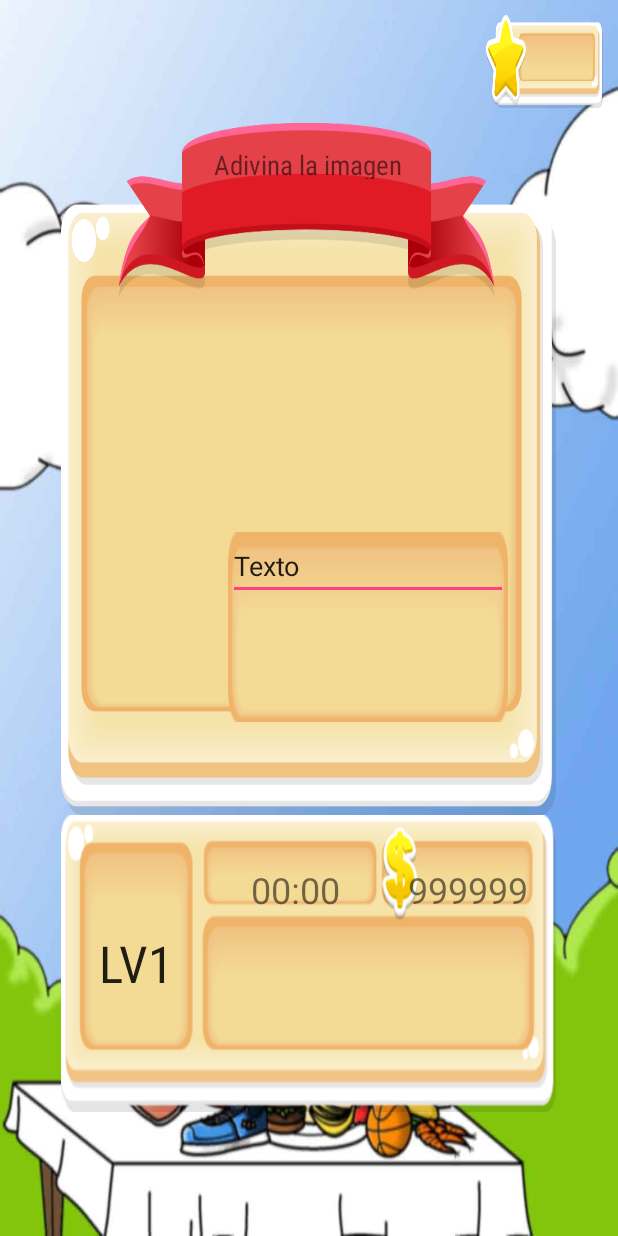
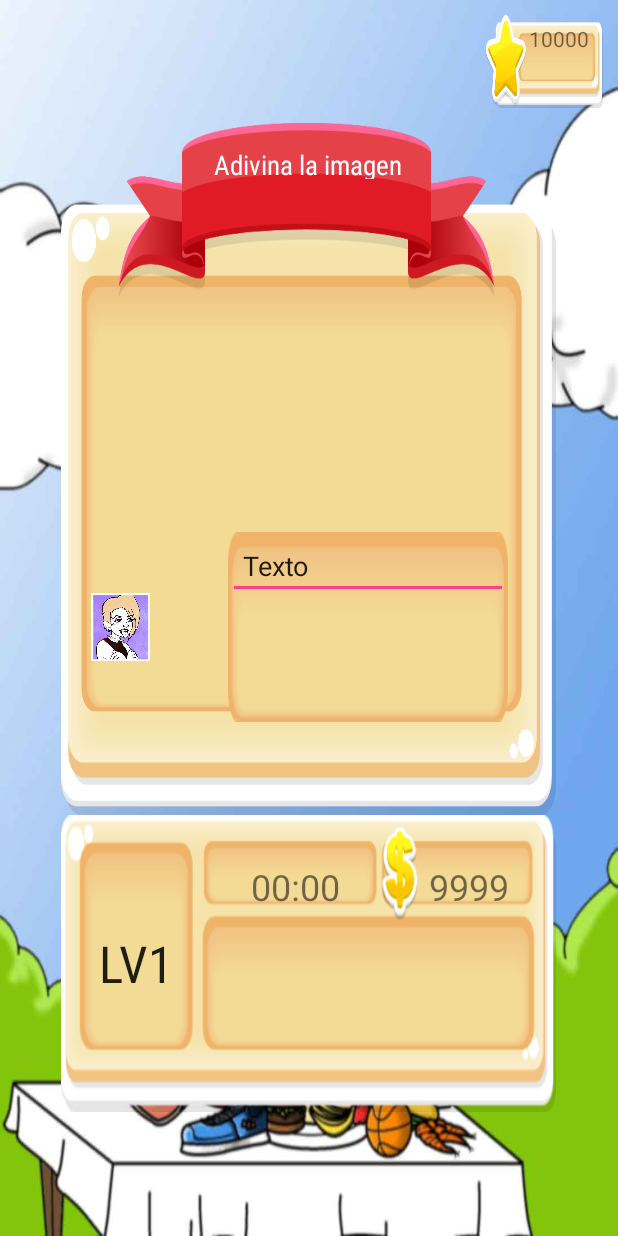
Before and after one commit to AlbertoC92/Mens-Fervida-Project, an Android app: the layout layout_pregunta_imagen1.xml on its own in the app's theme, with its tools: preview values and no code run, on a phone screen of 412 x 824 dp. Run offline under Robolectric (Android 15) with nearby library versions, the phone set to English and light mode, and no system bars.

Commit message:
PreguntaImagenAngel

```diff
--- a/app/src/main/res/layout/layout_pregunta_imagen1.xml
+++ b/app/src/main/res/layout/layout_pregunta_imagen1.xml
@@ -1,5 +1,6 @@
 <?xml version="1.0" encoding="utf-8"?>
 <LinearLayout xmlns:android="http://schemas.android.com/apk/res/android"
+    xmlns:app="http://schemas.android.com/apk/res-auto"
     android:orientation="vertical" android:layout_width="match_parent"
     android:layout_height="match_parent"
     android:weightSum="10"
@@ -19,7 +20,17 @@
             android:layout_height="match_parent"
             android:layout_weight="2"
             android:background="@drawable/panel_estrellas"
-            android:layout_margin="10dp"></LinearLayout>
+            android:layout_margin="10dp">
+
+            <TextView
+                android:text="10000"
+                android:layout_width="match_parent"
+                android:layout_height="match_parent"
+                android:id="@+id/textView6"
+                android:textAlignment="center"
+                android:paddingTop="6dp"
+                android:paddingLeft="20dp" />
+        </LinearLayout>
     </LinearLayout>
 
     <LinearLayout
@@ -70,7 +81,8 @@
                         android:scrollHorizontally="false"
                         android:rotationX="0"
                         android:rotation="0"
-                        android:elevation="0dp" />
+                        android:elevation="0dp"
+                        android:textColor="@android:color/background_light" />
                 </LinearLayout>
 
                 <LinearLayout
@@ -93,7 +105,20 @@
                         android:orientation="horizontal"
                         android:layout_width="0dp"
                         android:layout_weight="3"
-                        android:layout_height="match_parent"></LinearLayout>
+                        android:layout_height="match_parent"
+                        android:weightSum="0"
+                        android:padding="20dp">
+
+                        <ImageView
+                            android:layout_width="match_parent"
+                            android:layout_height="match_parent"
+                            app:srcCompat="@drawable/avatar1"
+                            android:id="@+id/imageView2"
+                            android:padding="0dp"
+                            android:paddingLeft="0dp"
+                            android:layout_marginLeft="0dp"
+                            android:layout_weight="0" />
+                    </LinearLayout>
 
                     <LinearLayout
                         android:orientation="horizontal"
@@ -102,7 +127,8 @@
                         android:layout_weight="7"
                         android:background="@drawable/campo_texto"
                         android:layout_margin="32dp"
-                        android:padding="0dp">
+                        android:padding="0dp"
+                        android:weightSum="2">
 
                         <EditText
                             android:layout_width="wrap_content"
@@ -111,7 +137,8 @@
                             android:text="Texto"
                             android:ems="10"
                             android:id="@+id/editText"
-                            android:layout_weight="1" />
+                            android:layout_weight="1"
+                            android:padding="10dp" />
                     </LinearLayout>
                 </LinearLayout>
 
@@ -179,7 +206,8 @@
                                     android:id="@+id/textView2"
                                     android:layout_weight="1"
                                     android:textAlignment="center"
-                                    android:textSize="24sp" />
+                                    android:textSize="24sp"
+                                    android:padding="2dp" />
                             </LinearLayout>
                         </LinearLayout>
 
@@ -192,13 +220,14 @@
                             android:gravity="bottom|center_horizontal">
 
                             <TextView
-                                android:text="999999"
+                                android:text="9999"
                                 android:layout_width="wrap_content"
                                 android:layout_height="wrap_content"
                                 android:id="@+id/textView4"
                                 android:layout_weight="5"
                                 android:textAlignment="center"
-                                android:textSize="24sp" />
+                                android:textSize="24sp"
+                                android:padding="2dp" />
                         </LinearLayout>
                     </LinearLayout>
 
```
Also changed, not shown: app/src/main/res/drawable-normal/prueba escudo.png (added).
